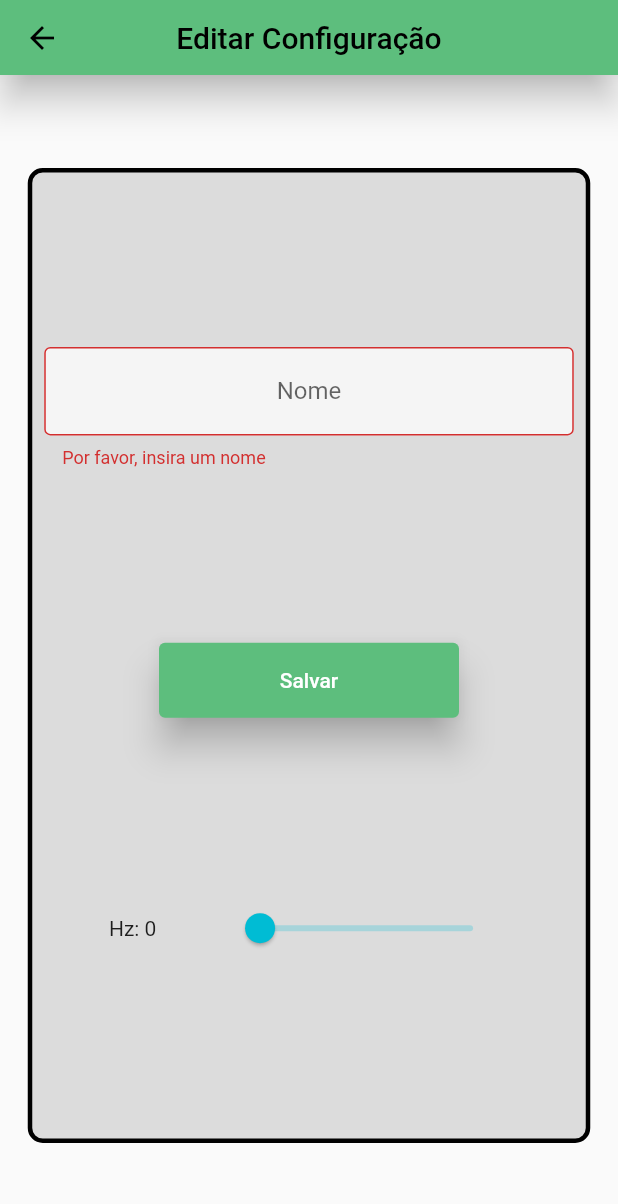
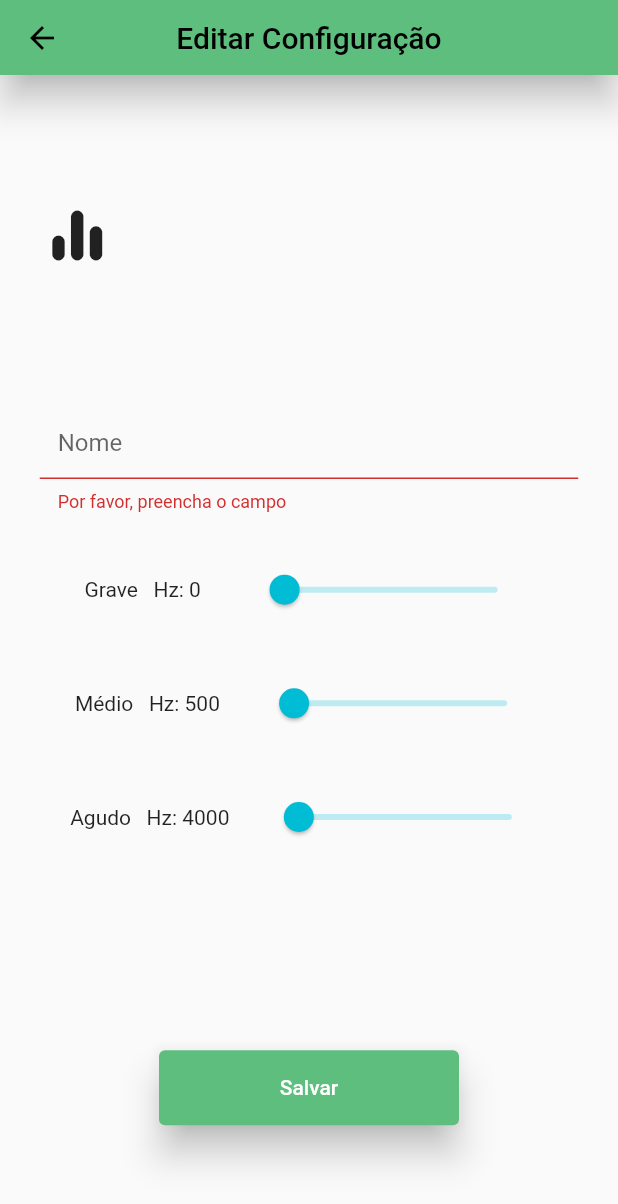
Before and after one commit to ViniDuarte1/UNIAUDI, a Flutter app: the EditPage screen opened directly with empty values, after a tap on "Salvar", on a phone screen of 412 x 824 dp. Shown: the top 1204 px of the screen. Run offline on Flutter 3.47's test engine with Material 2 defaults, Android fonts, the phone set to English and light mode, and no system bars; our stand-ins replace avatar_glow, get, speech_to_text; missing offline and left inert: highlight_text.

Commit message:
Alteração de Design e adicionado validação de preenchimento

```diff
--- a/lib/components/option/listoption.dart
+++ b/lib/components/option/listoption.dart
@@ -3,9 +3,11 @@ import 'package:provider/provider.dart';
 import '../../controller/config_controller.dart';
 
 class ListOption extends StatefulWidget {
-  const ListOption({super.key, required this.nome, required this.teste, });
+  const ListOption({super.key, required this.nome, required this.teste, required this.teste2, required this.teste3, });
   final String nome;
   final int teste;
+  final int teste2;
+  final int teste3;
 
   @override
   State<ListOption> createState() => _ListOptionState();
@@ -37,6 +39,7 @@ class _ListOptionState extends State<ListOption> {
             color: Colors.black,
             fontSize: 15,
             fontWeight: FontWeight.bold
+
           ),
         ),
       ),
--- a/lib/controller/options.dart
+++ b/lib/controller/options.dart
@@ -19,7 +19,7 @@ class OptionController extends ChangeNotifier {
     notifyListeners();
   }
 
-   void updateOption(ListOption oldOption, ListOption newOption) {
+   void updateOption(ListOption oldOption, ListOption newOption, ) {
     final index = options.indexOf(oldOption);
     if (index != -1) {
       options[index] = newOption;
--- a/lib/modules/widgets/MyList/MyList.dart
+++ b/lib/modules/widgets/MyList/MyList.dart
@@ -17,10 +17,11 @@ class _MyListState extends State<MyList> {
   @override
   Widget build(BuildContext context) {
     final List<ListOption> options = [
-      ListOption(nome: 'teste', teste:  3),
-      ListOption(nome: 'teste2', teste: 4 ),
-      ListOption(nome: 'teste3', teste:  4),
-      ListOption(nome: 'teste4', teste:  4),
+      ListOption(nome: 'TRABALHO', teste:  3, teste2: 2, teste3: 2,),
+      ListOption(nome: 'TRANSITO', teste: 4, teste2: 2, teste3: 2, ),
+      ListOption(nome: 'URBANO', teste:  4, teste2: 2, teste3: 2,),
+      ListOption(nome: 'BIBLIOTECA', teste:  4, teste2: 2, teste3: 2,),
+      ListOption(nome: 'ESCOLA', teste:  4, teste2: 2, teste3: 2,),
       ];
 
     return Padding(
--- a/lib/telas/edit_page.dart
+++ b/lib/telas/edit_page.dart
@@ -14,7 +14,9 @@ class EditPage extends StatefulWidget {
 
 class _EditPageState extends State<EditPage> {
   late TextEditingController nameController;
-  int teste = 0;
+  int teste = 16;
+  int teste2 = 500;
+  int teste3 = 4000;
   final _formKey = GlobalKey<FormState>();
 
   @override
@@ -54,33 +56,116 @@ class _EditPageState extends State<EditPage> {
             child: Container(
               height: 650,
               width: 375,
-              decoration: BoxDecoration(
-                color: Colors.black12,
-                borderRadius: BorderRadius.circular(10),
-                border: Border.all(width: 3),
-              ),
+
               child: Column(
                 mainAxisAlignment: MainAxisAlignment.spaceEvenly,
                 crossAxisAlignment: CrossAxisAlignment.center,
                 children: [
+                  Row(
+                  children: const [
+                    Padding(
+                      padding: EdgeInsets.all(8.0),
+                      child: Icon(
+                        Icons.equalizer_rounded,
+                        size: 50,
+                      ),
+                    ),
+                  ],
+                ),
+                const SizedBox(
+                  height: 50,
+                ),
                 Padding(
                   padding: const EdgeInsets.all(8.0),
                   child: TextFormField(
                     controller: nameController,
-                      textAlign: TextAlign.center,
-                      decoration: const InputDecoration(
-                        border: OutlineInputBorder(),
-                        hintText: 'Nome',
-                        fillColor: Colors.white70,
-                        filled: true,
-                      ),
+                    textAlign: TextAlign.start,
                    validator: (value) {
                       if (value == null || value.isEmpty) {
-                          return 'Por favor, insira um nome';
+                        return 'Por favor, preencha o campo';
                       }
                       return null;
                     },
+                    decoration: const InputDecoration(
+                      border: UnderlineInputBorder(),
+                      hintText: 'Nome',
+                      fillColor: Color.fromARGB(0, 255, 255, 255),
+                      filled: true,
                     ),
+                  ),
+                ),
+
+                Padding(
+                  padding: const EdgeInsets.all(8.0),
+                  child: SizedBox(
+                    width: MediaQuery.of(context).size.width * 0.9,
+                    child: Row(
+                      mainAxisAlignment: MainAxisAlignment.spaceEvenly,
+                      children: [
+                        Text("Grave   Hz: "+teste.toString()),
+                        Slider(
+                          value: teste.toDouble(),
+                          min: 16,
+                          max: 500,
+                          divisions: 484,
+                          onChanged: (newTeste) {
+                            setState(() {
+                              teste = newTeste.round();
+                            });
+                          },
+                        ),
+                      ],
+                    ),
+                  ),
+                ),
+                 Padding(
+                  padding: const EdgeInsets.all(8.0),
+                  child: SizedBox(
+                    width: MediaQuery.of(context).size.width * 0.9,
+                    child: Row(
+                      mainAxisAlignment: MainAxisAlignment.spaceEvenly,
+                      children: [
+                        Text("Médio   Hz: "+teste2.toString()),
+                        Slider(
+                          value: teste2.toDouble(),
+                          min: 500,
+                          max: 4000,
+                          divisions: 3500,
+                          onChanged: (newTeste2) {
+                            setState(() {
+                              teste2 = newTeste2.round();
+                            });
+                          },
+                        ),
+                      ],
+                    ),
+                  ),
+                ),
+                 Padding(
+                  padding: const EdgeInsets.all(8.0),
+                  child: SizedBox(
+                    width: MediaQuery.of(context).size.width * 0.9,
+                    child: Row(
+                      mainAxisAlignment: MainAxisAlignment.spaceEvenly,
+                      children: [
+                        Text("Agudo   Hz: "+teste3.toString()),
+                        Slider(
+                          value: teste3.toDouble(),
+                          min: 4000,
+                          max: 20000,
+                          divisions: 16000,
+                          onChanged: (newTeste3) {
+                            setState(() {
+                              teste3 = newTeste3.round();
+                            });
+                          },
+                        ),
+                      ],
+                    ),
+                  ),
+                ),
+                SizedBox(
+                  height: 100,
                 ),
                 ElevatedButton(
                     style: ElevatedButton.styleFrom(
@@ -93,35 +178,17 @@ class _EditPageState extends State<EditPage> {
                       if (_formKey.currentState!.validate()) {
                         optionController.updateOption(
                           widget.option,
-                          ListOption(nome: nameController.text, teste: teste),
+                          ListOption(
+                        nome: nameController.text,
+                        teste: teste,
+                        teste2: teste2,
+                        teste3: teste3,
+                      ),
                         );
                         Navigator.pop(context);
                       }
                     },
                     child: const Text('Salvar'),
-                  ),
-                  Padding(
-                    padding: const EdgeInsets.all(8.0),
-                    child: SizedBox(
-                      width: MediaQuery.of(context).size.width * 0.9,
-                      child: Row(
-                        mainAxisAlignment: MainAxisAlignment.spaceEvenly,
-                        children: [
-                          Text("Hz: "+teste.toString()),
-                          Slider(
-                            value: teste.toDouble(),
-                            min: 0,
-                            max: 600,
-                            divisions: 600,
-                            onChanged: (newTeste) {
-                              setState(() {
-                                teste = newTeste.round();
-                              });
-                            },
-                          ),
-                        ],
-                      ),
-                    ),
                   ),
               ],
               ),
```
Also changed, not shown: lib/modules/widgets/UserList/user_list.dart (+4 -6 lines), lib/telas/add_page.dart (+101 -34 lines), lib/telas/rotas_page.dart (+17 -3 lines), lib/telas/user_config_page.dart (+7 -2 lines). Lines whose indentation alone changed are shown as unchanged.
